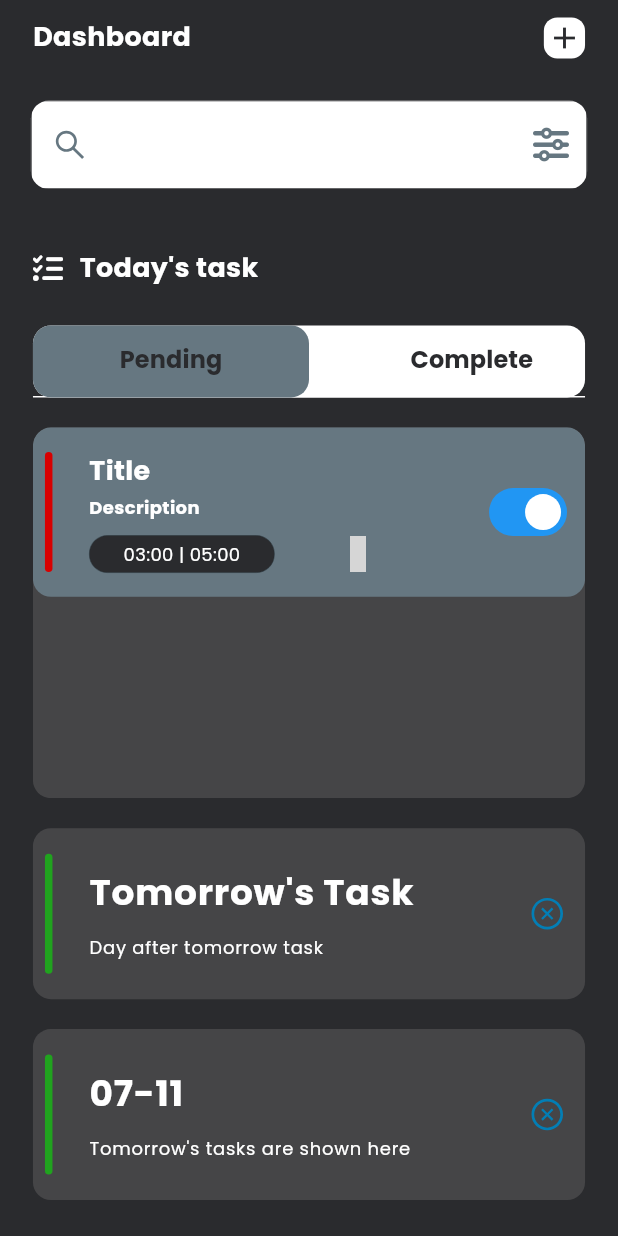
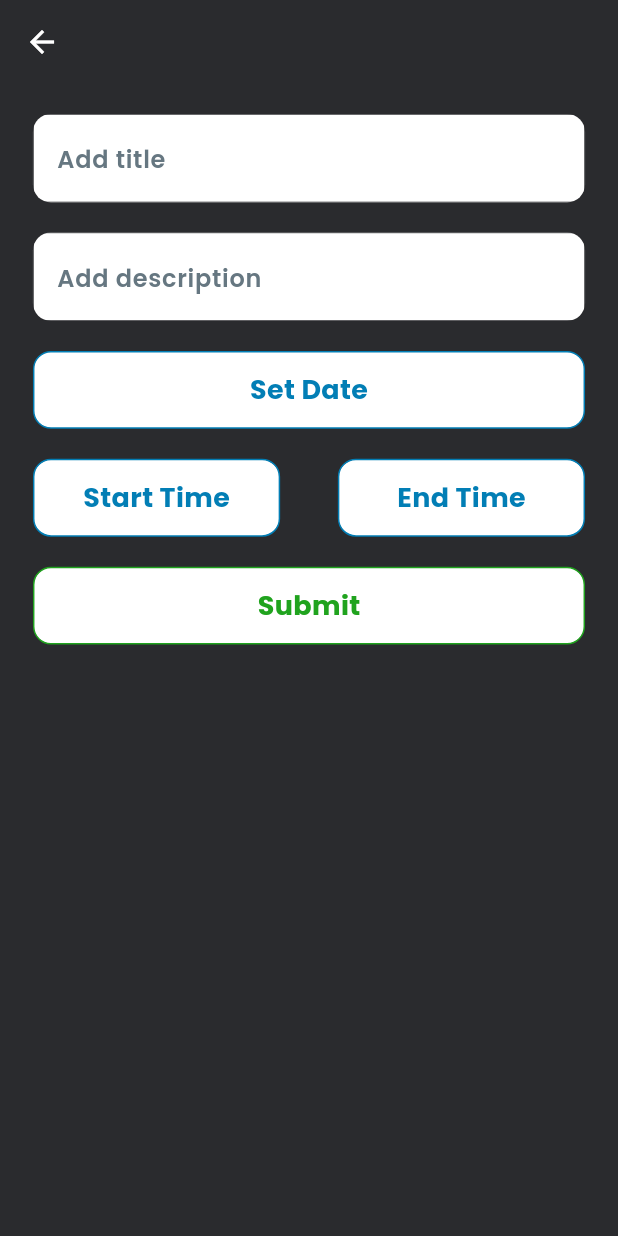
Before and after one commit to rajoanrahman100/task_managment_with_riverpod, a Flutter app: the screen it shows after launch, after a tap on the "add" icon, on a phone screen of 412 x 824 dp. Run offline on Flutter 3.47's test engine with Material 2 defaults, Android fonts, the phone set to English and light mode, and no system bars; drawn by our look-alikes of dynamic_color; our stand-ins replace country_picker, flutter_riverpod, flutter_screenutil, flutter_vector_icons, google_fonts, pinput and 3 more; accounts and stored records are empty; generated files the repository leaves out were written again; grey boxes are pictures that could not be loaded.

Commit message:
set date controller added

```diff
--- /dev/null
+++ b/lib/common/utils/navigationUtils.dart
@@ -0,0 +1,10 @@
+import 'package:flutter/material.dart';
+
+class NavigationUtils {
+  static void navigateToPage(BuildContext context, Widget page) {
+    Navigator.push(
+      context,
+      MaterialPageRoute(builder: (context) => page),
+    );
+  }
+}
--- a/lib/features/todo/controller/todo/todo_provider.dart
+++ b/lib/features/todo/controller/todo/todo_provider.dart
@@ -1,4 +1,3 @@
-
 import 'package:riverpod_annotation/riverpod_annotation.dart';
 import 'package:task_managment_with_riverpod/common/helpers/db_helper.dart';
 
@@ -7,52 +6,71 @@ import '../../../../common/models/task_model.dart';
 part 'todo_provider.g.dart';
 
 @riverpod
-class TodoState extends _$TodoState{
+class TodoState extends _$TodoState {
   @override
-  List<Task> build(){
+  List<Task> build() {
     return [];
   }
-  Future <void> refresh()async{
-    final data=await DBHelper.getItems();
-    state=data.map((e) => Task.fromJson(e)).toList();
-   // state=newState;
+
+  Future<void> refresh() async {
+    final data = await DBHelper.getItems();
+    state = data.map((e) => Task.fromJson(e)).toList();
+    // state=newState;
   }
 
-  Future <void> addItem(Task task)async{
+  Future<void> addItem(Task task) async {
     await DBHelper.createItem(task);
     refresh();
   }
 
-  Future <void> updateTodo(int id, String title, String desc, int isCompleted, String date, String startTime, String endTime)async{
-    await DBHelper.updateItem(id,title,desc,isCompleted,date,startTime,endTime);
+  Future<void> updateTodo(
+      int id, String title, String desc, int isCompleted, String date, String startTime, String endTime) async {
+    await DBHelper.updateItem(id, title, desc, isCompleted, date, startTime, endTime);
     refresh();
   }
 
-  Future <void> deleteTodo(int id)async{
+  Future<void> deleteTodo(int id) async {
     await DBHelper.deleteItem(id);
     refresh();
   }
 
-  Future <void> markAsComplete(int id, String title, String desc, int isCompleted, String date, String startTime, String endTime)async{
-    await DBHelper.updateItem(id,title,desc,1,date,startTime,endTime);
+  Future<void> markAsComplete(
+      int id, String title, String desc, int isCompleted, String date, String startTime, String endTime) async {
+    await DBHelper.updateItem(id, title, desc, 1, date, startTime, endTime);
     refresh();
   }
 
   //today
-  String getToday(){
-    DateTime today=DateTime.now();
-    return today.toString().substring(0,10);
+  String getToday() {
+    DateTime today = DateTime.now();
+    return today.toString().substring(0, 10);
   }
 
   //tomorrow
-  String getTomorrow(){
-    DateTime tomorrow=DateTime.now().add(Duration(days: 1));
-    return tomorrow.toString().substring(0,10);
+  String getTomorrow() {
+    DateTime tomorrow = DateTime.now().add(Duration(days: 1));
+    return tomorrow.toString().substring(0, 10);
   }
 
-  // String dayAfterTomorrow(){
-  //
-  //   DateTime today=DateTime.now();
-  //
-  // }
+  List<String> last30days() {
+    DateTime today = DateTime.now();
+    DateTime oneMonthAgo = today.subtract(Duration(days: 30));
+
+    List<String> dates = [];
+    for (int i = 0; i < 3; i++) {
+      DateTime dateTime = oneMonthAgo.add(Duration(days: i));
+      dates.add(dateTime.toString().substring(0,10));
+    }
+    return dates;
+  }
+
+  bool getStatus(Task task){
+    bool? isCompleted;
+    if(task.isCompleted==0){
+      isCompleted=false;
+    }else{
+      isCompleted=true;
+    }
+    return isCompleted;
+  }
 }
--- /dev/null
+++ b/lib/features/todo/pages/add_todo.dart
@@ -0,0 +1,90 @@
+import 'package:flutter/material.dart';
+import 'package:flutter_riverpod/flutter_riverpod.dart';
+import 'package:flutter_screenutil/flutter_screenutil.dart';
+import 'package:task_managment_with_riverpod/common/utils/constants.dart';
+import 'package:task_managment_with_riverpod/common/widgets/appstyle.dart';
+import 'package:task_managment_with_riverpod/common/widgets/custom_outline_btn.dart';
+import 'package:task_managment_with_riverpod/common/widgets/custom_text_field.dart';
+import 'package:task_managment_with_riverpod/common/widgets/height_spacer.dart';
+
+class AddTodo extends ConsumerStatefulWidget {
+  const AddTodo({super.key});
+
+  @override
+  ConsumerState<AddTodo> createState() => _AddTodoState();
+}
+
+class _AddTodoState extends ConsumerState<AddTodo> {
+  final titleController = TextEditingController();
+  final descController = TextEditingController();
+
+  @override
+  Widget build(BuildContext context) {
+    return Scaffold(
+      appBar: AppBar(
+        backgroundColor: Colors.transparent,
+        elevation: 0.0,
+      ),
+      body: Padding(
+        padding: EdgeInsets.symmetric(horizontal: 20.w),
+        child: ListView(
+          children: [
+            HeightSpacer(height: 20),
+            CustomTextField(
+              hintText: "Add title",
+              controller: titleController,
+              hintStyle: appStyle(16, AppConst.kGreyLight, FontWeight.w600),
+            ),
+            HeightSpacer(height: 20),
+            CustomTextField(
+              hintText: "Add description",
+              controller: descController,
+              hintStyle: appStyle(16, AppConst.kGreyLight, FontWeight.w600),
+            ),
+            HeightSpacer(height: 20),
+            CustomOutlineBtn(
+              onTap: (){},
+              width: AppConst.kWidth,
+              height: 52.h,
+              color1: AppConst.kLight,
+              color2: AppConst.kBlueLight,
+              text: "Set Date",
+            ),
+            HeightSpacer(height: 20),
+            Row(
+              mainAxisAlignment: MainAxisAlignment.spaceBetween,
+              children: [
+                CustomOutlineBtn(
+                  onTap: (){},
+                  width: AppConst.kWidth * 0.4,
+                  height: 52.h,
+                  color1: AppConst.kLight,
+                  color2: AppConst.kBlueLight,
+                  text: "Start Time",
+                ),
+                CustomOutlineBtn(
+                  onTap: (){},
+                  width: AppConst.kWidth * 0.4,
+                  height: 52.h,
+                  color1: AppConst.kLight,
+                  color2: AppConst.kBlueLight,
+                  text: "End Time",
+                ),
+              ],
+            ),
+            HeightSpacer(height: 20),
+
+            CustomOutlineBtn(
+              onTap: (){},
+              width: AppConst.kWidth * 0.4,
+              height: 52.h,
+              color1: AppConst.kLight,
+              color2: AppConst.kGreen,
+              text: "Submit",
+            ),
+          ],
+        ),
+      ),
+    );
+  }
+}
--- a/lib/features/todo/pages/homepage.dart
+++ b/lib/features/todo/pages/homepage.dart
@@ -3,12 +3,14 @@ import 'package:flutter_riverpod/flutter_riverpod.dart';
 import 'package:flutter_screenutil/flutter_screenutil.dart';
 import 'package:flutter_vector_icons/flutter_vector_icons.dart';
 import 'package:task_managment_with_riverpod/common/utils/constants.dart';
+import 'package:task_managment_with_riverpod/common/utils/navigationUtils.dart';
 import 'package:task_managment_with_riverpod/common/widgets/appstyle.dart';
 import 'package:task_managment_with_riverpod/common/widgets/custom_text_field.dart';
 import 'package:task_managment_with_riverpod/common/widgets/expansion_tile.dart';
 import 'package:task_managment_with_riverpod/common/widgets/reusabletext.dart';
 import 'package:task_managment_with_riverpod/common/widgets/width_spacer.dart';
 import 'package:task_managment_with_riverpod/features/todo/controller/expansion_provider.dart';
+import 'package:task_managment_with_riverpod/features/todo/pages/add_todo.dart';
 import 'package:task_managment_with_riverpod/features/todo/widgets/todo_tile.dart';
 
 import '../../../common/widgets/height_spacer.dart';
@@ -44,9 +46,12 @@ class _HomePageState extends ConsumerState<HomePage> with TickerProviderStateMix
                     Container(
                       width: 25.w,
                       height: 25.w,
-                      decoration: BoxDecoration(color: AppConst.kLight, borderRadius: BorderRadius.all(Radius.circular(9))),
+                      decoration:
+                          BoxDecoration(color: AppConst.kLight, borderRadius: BorderRadius.all(Radius.circular(9))),
                       child: GestureDetector(
-                        onTap: () {},
+                        onTap: () {
+                          NavigationUtils.navigateToPage(context, AddTodo());
+                        },
                         child: Icon(
                           Icons.add,
                           color: AppConst.kBkDark,
@@ -100,12 +105,12 @@ class _HomePageState extends ConsumerState<HomePage> with TickerProviderStateMix
             ),
             HeightSpacer(height: 25),
             Container(
-              decoration:
-                  BoxDecoration(color: AppConst.kLight, borderRadius: BorderRadius.all(Radius.circular(AppConst.kRadius))),
+              decoration: BoxDecoration(
+                  color: AppConst.kLight, borderRadius: BorderRadius.all(Radius.circular(AppConst.kRadius))),
               child: TabBar(
                 indicatorSize: TabBarIndicatorSize.label,
-                indicator:
-                    BoxDecoration(color: AppConst.kGreyLight, borderRadius: BorderRadius.all(Radius.circular(AppConst.kRadius))),
+                indicator: BoxDecoration(
+                    color: AppConst.kGreyLight, borderRadius: BorderRadius.all(Radius.circular(AppConst.kRadius))),
                 controller: tabController,
                 labelPadding: EdgeInsets.zero,
                 labelColor: AppConst.kBlueLight,
@@ -174,7 +179,7 @@ class _HomePageState extends ConsumerState<HomePage> with TickerProviderStateMix
                 padding: EdgeInsets.only(right: 12.w),
                 child: ref.watch(expansionStateProvider)
                     ? Icon(
-                        AntDesign.circledown ,
+                        AntDesign.circledown,
                         color: AppConst.kLight,
                       )
                     : Icon(
@@ -204,7 +209,7 @@ class _HomePageState extends ConsumerState<HomePage> with TickerProviderStateMix
                   padding: EdgeInsets.only(right: 12.w),
                   child: ref.watch(expansionState0Provider)
                       ? Icon(
-                    AntDesign.circledown ,
+                          AntDesign.circledown,
                           color: AppConst.kLight,
                         )
                       : Icon(
```
Also changed, not shown: lib/features/todo/controller/dates_provider.dart (added). Lines whose indentation alone changed are shown as unchanged.
